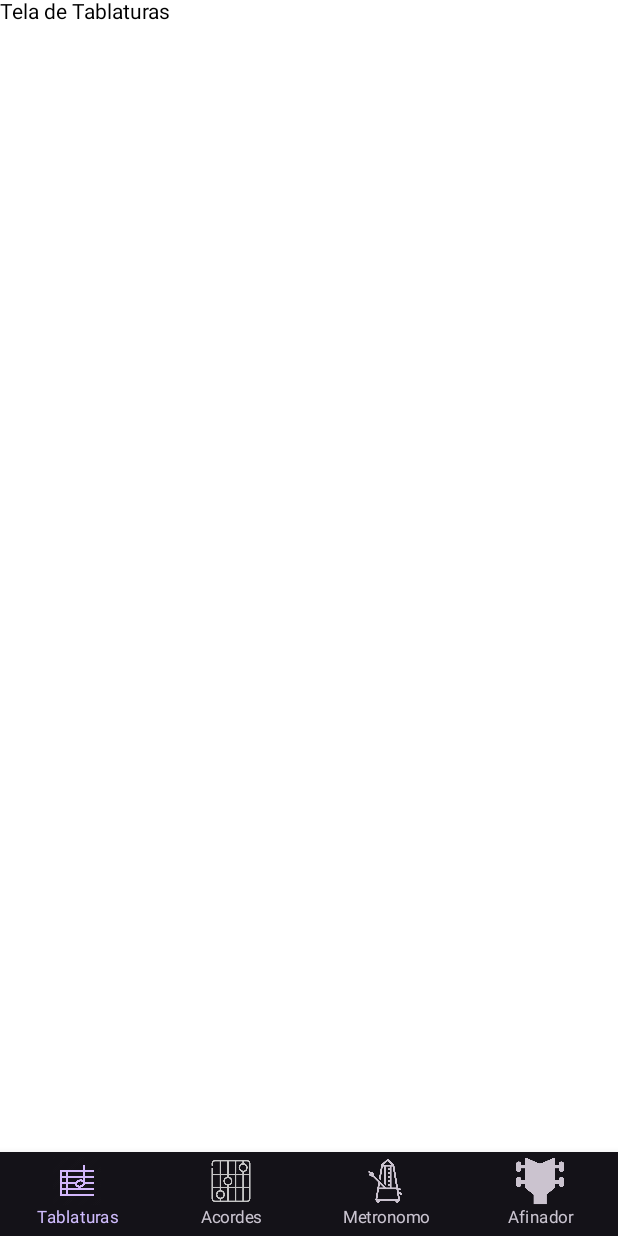
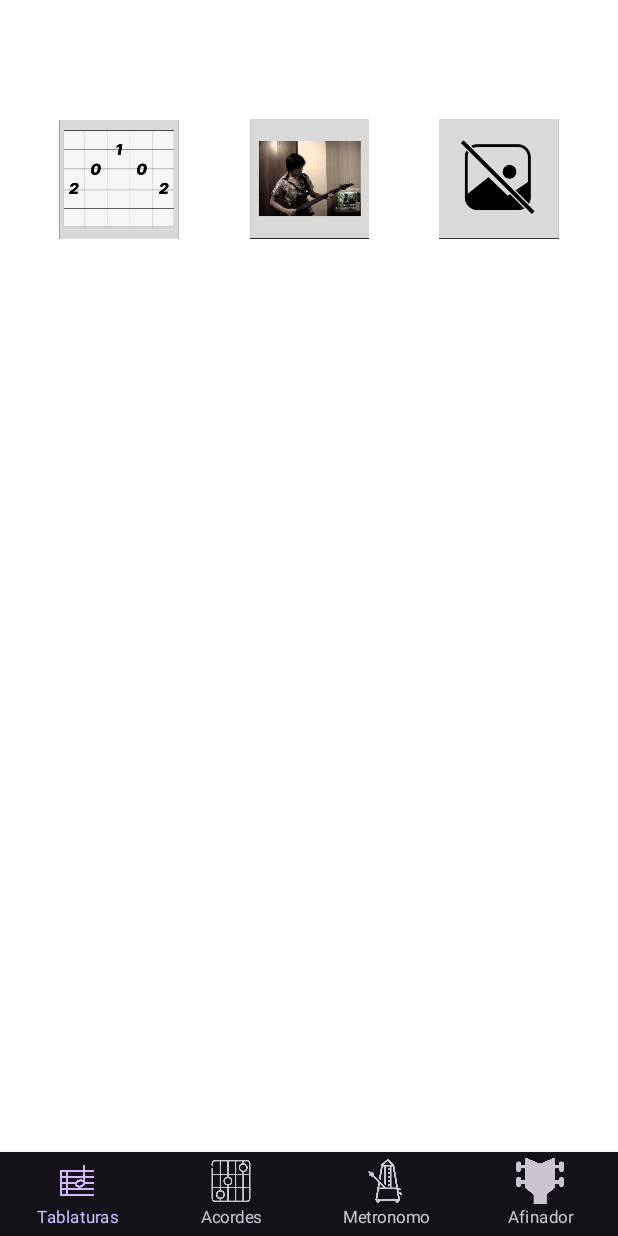
Before and after one commit to lefranc20/ViolaoSuite, an Android app built with Jetpack Compose: the TablaturasScreen screen opened through its navigation route, on a phone screen of 412 x 824 dp. Run offline under Robolectric (Android 15) with nearby library versions, the phone set to English and light mode, and no system bars.

Commit message:
Teste de Tela de Tablaturas

```diff
--- a/app/src/main/java/com/example/violao_suite/MainActivity.kt
+++ b/app/src/main/java/com/example/violao_suite/MainActivity.kt
@@ -226,7 +226,84 @@ fun AcordeDetalheScreen(acorde: String?) {
 
 @Composable
 fun TablaturasScreen() {
-    Text(text = "Tela de Tablaturas", modifier = Modifier.fillMaxSize())
+    val tablaturas = listOf(
+        Pair("Tablatura 1", R.drawable.img_tablatura1), // substitua com seus recursos de imagem
+        Pair("Tablatura 2", R.drawable.img_tablatura2), // substitua com seus recursos de imagem
+        Pair("Título Editável", R.drawable.img_tablatura3) // substitua com seus recursos de imagem
+    )
+
+    Column(modifier = Modifier.fillMaxSize()) {
+        Text(
+            text = "Lista de Tablaturas",
+            modifier = Modifier.padding(16.dp),
+            fontSize = 20.sp,
+            color = Color.White
+        )
+
+        LazyVerticalGrid(
+            columns = GridCells.Fixed(3),
+            contentPadding = PaddingValues(16.dp),
+            modifier = Modifier
+                .fillMaxSize()
+        ) {
+            items(tablaturas) { tablatura ->
+                Column(
+                    horizontalAlignment = Alignment.CenterHorizontally,
+                    modifier = Modifier
+                        .padding(8.dp)
+                        .clickable {
+                            // Aqui você pode adicionar a lógica para abrir detalhes da tablatura
+                        }
+                ) {
+                    Image(
+                        painter = painterResource(id = tablatura.second),
+                        contentDescription = tablatura.first,
+                        modifier = Modifier.size(80.dp)
+                    )
+                    Text(
+                        text = tablatura.first,
+                        fontSize = 14.sp,
+                        color = Color.White
+                    )
+                }
+            }
+        }
+
+        Spacer(modifier = Modifier.height(16.dp))
+
+        // Barra de pesquisa com um ícone
+        Row(
+            verticalAlignment = Alignment.CenterVertically,
+            modifier = Modifier
+                .padding(16.dp)
+                .fillMaxWidth()
+                .padding(horizontal = 8.dp, vertical = 12.dp)
+        ) {
+            Icon(
+                painter = painterResource(id = R.drawable.ic_search), // Substitua com seu ícone de pesquisa
+                contentDescription = "Pesquisar",
+                tint = Color(0xFFDACDEB),
+                modifier = Modifier.size(24.dp)
+            )
+            Spacer(modifier = Modifier.width(8.dp))
+            Text(
+                text = "Buscar tablatura",
+                fontSize = 16.sp,
+                color = Color(0xFFDACDEB),
+                modifier = Modifier.weight(1f)
+            )
+            Icon(
+                painter = painterResource(id = R.drawable.ic_add), // Substitua com seu ícone de adicionar
+                contentDescription = "Adicionar Tablatura",
+                tint = Color(0xFFDACDEB),
+                modifier = Modifier
+                    .size(36.dp)
+                    .clickable {
+                        // Ação ao clicar no botão de adicionar
+                    }
+            )
+        }
+    }
 }
 
 @Composable
```
Also changed, not shown: app/src/main/res/drawable/ic_add.png (added), app/src/main/res/drawable/ic_search.png (added), app/src/main/res/drawable/img_metronomo.png (added), app/src/main/res/drawable/img_tablatura1.png (added), app/src/main/res/drawable/img_tablatura2.png (added), app/src/main/res/drawable/img_tablatura3.png (added), 4 other files.
